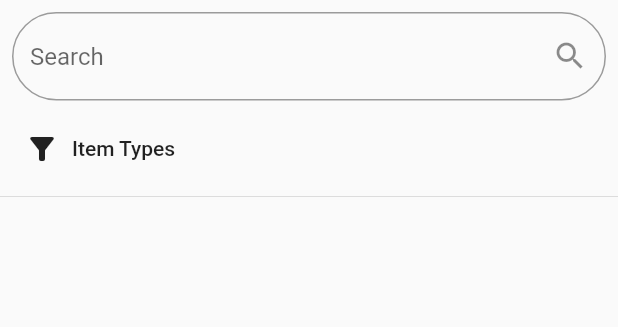
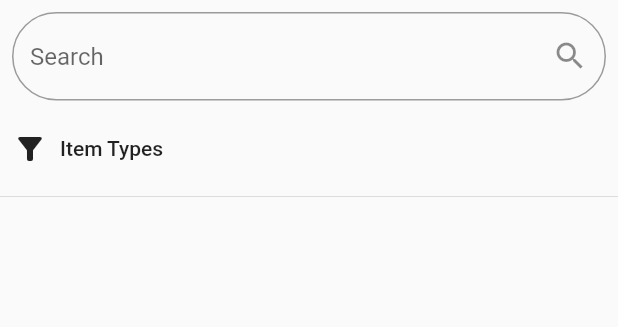
Before and after one commit to vehikl/spare-parts, a Flutter app: the InventoryView widget shown alone on an empty page, opened directly, on a phone screen of 412 x 824 dp. Shown: the top 327 px of the screen. Run offline on Flutter 3.47's test engine with Material 2 defaults, Android fonts, the phone set to English and light mode, and no system bars; our stand-ins replace cloud_firestore, cloud_functions, firebase_auth, firebase_core; missing offline and left inert: mockito; accounts and stored records are empty; generated files the repository leaves out were written again.

Commit message:
Fix layouts
Co-authored-by: Alisa Vynohradova <56138100+alisondraV@users.noreply.github.com>

```diff
--- a/lib/pages/home_page/inventory_view/inventory_view.dart
+++ b/lib/pages/home_page/inventory_view/inventory_view.dart
@@ -55,6 +55,7 @@ class _InventoryViewState extends State<InventoryView> {
     final firestoreService = context.watch<FirestoreService>();
 
     return Column(
+      crossAxisAlignment: CrossAxisAlignment.stretch,
       children: [
         Row(
           children: [
@@ -71,8 +72,8 @@ class _InventoryViewState extends State<InventoryView> {
             ),
           ],
         ),
-        Padding(
-          padding: const EdgeInsets.symmetric(horizontal: 8.0),
+        SingleChildScrollView(
+          scrollDirection: Axis.horizontal,
           child: Row(
             children: [
               MultiselectButton(
--- a/lib/widgets/inventory_list_item.dart
+++ b/lib/widgets/inventory_list_item.dart
@@ -94,10 +94,7 @@ class InventoryListItem extends StatelessWidget {
 
     return ListTile(
       leading: Icon(itemTypes[item.type]),
-      title: Text(
-        item.id,
-        style: Theme.of(context).textTheme.bodyText1!.copyWith(fontSize: 22),
-      ),
+      title: Text(item.id),
       subtitle: !showBorrower || item.borrower?.name == null
           ? null
           : Text(item.borrower!.name!),
```
